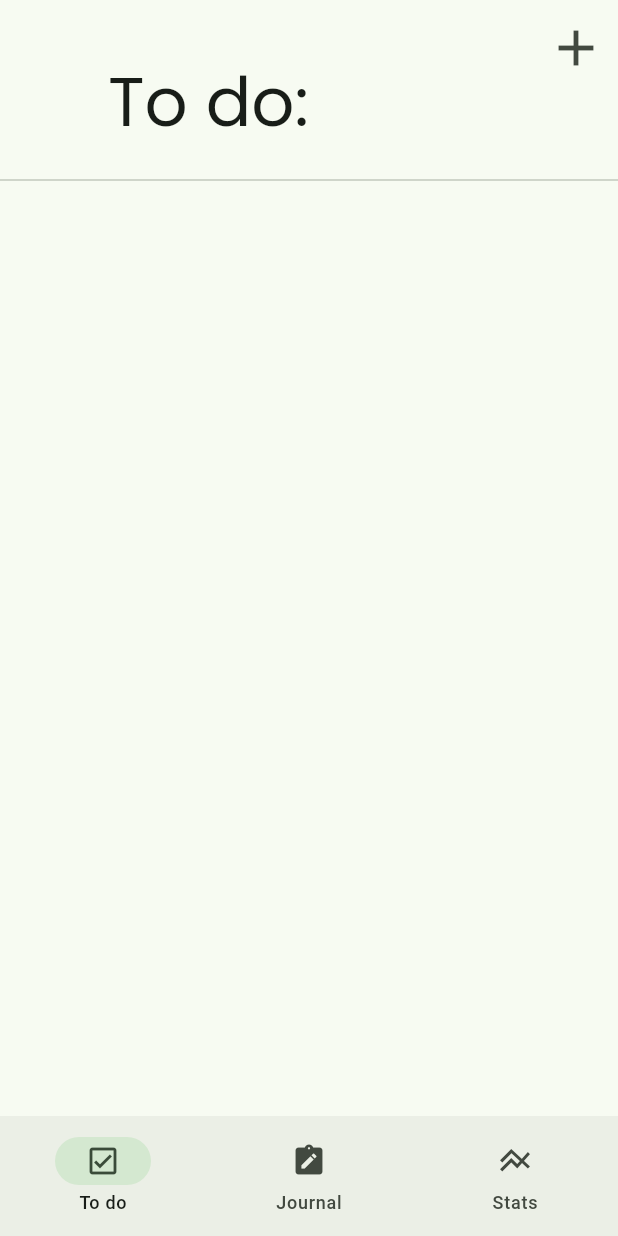
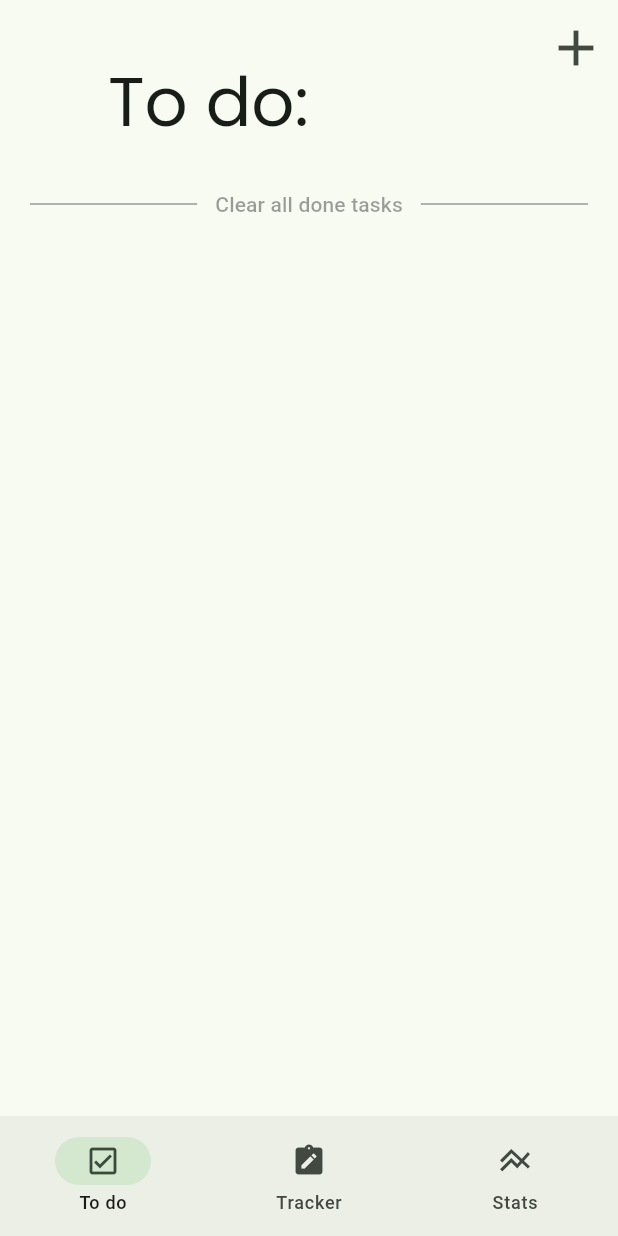
Before and after one commit to tmrzc/daily_organiser, a Flutter app: the screen it shows after launch, on a phone screen of 412 x 824 dp. Run offline on Flutter 3.47's test engine with Material 2 defaults, Android fonts, the phone set to English and light mode, and no system bars; our stand-ins replace google_fonts.

Commit message:
separating files and adding new functions

```diff
--- a/lib/main.dart
+++ b/lib/main.dart
@@ -1,8 +1,10 @@
+import 'package:daily_organiser/screens/statsscreen.dart';
 import 'package:flutter/material.dart';
 import 'package:provider/provider.dart';
 import 'package:google_fonts/google_fonts.dart';
 import 'dart:async';
 import 'screens/todoscreen.dart';
+import 'screens/trackerscreen.dart';
 
 void main() {
   runApp(const MyApp());
@@ -50,9 +52,15 @@ class MyAppState extends ChangeNotifier {
 
   // FINISHING A TASK AND DELETING IT FROM TO DO'S
   void switchListsTodo(List fromList, List toList, var switchingTask, int idx) {
-    toList.insert(0, switchingTask);
+    //toList.insert(0, switchingTask);
+    toList.add(switchingTask);
     fromList.removeAt(idx);
 
+    notifyListeners();
+  }
+
+  void clearlist(var listtoclear) {
+    listtoclear.clear();
     notifyListeners();
   }
 }
@@ -88,7 +96,7 @@ class _MyHomePageState extends State<MyHomePage> {
           ),
           NavigationDestination(
             icon: Icon(Icons.note_alt),
-            label: 'Journal',
+            label: 'Tracker',
           ),
           NavigationDestination(
             icon: Icon(Icons.line_axis_outlined),
@@ -98,16 +106,8 @@ class _MyHomePageState extends State<MyHomePage> {
       ),
       body: <Widget>[
         TodoListScreen(theme: theme),
-        Container(
-          color: Colors.green,
-          alignment: Alignment.center,
-          child: const Text('Page 2'),
-        ),
-        Container(
-          color: Colors.blue,
-          alignment: Alignment.center,
-          child: const Text('Page 3'),
-        ),
+        TrackerScreen(theme: theme),
+        StatisticsScreen(theme: theme),
       ][currentPageIndex],
     );
   }
--- a/lib/screens/todoscreen.dart
+++ b/lib/screens/todoscreen.dart
@@ -79,19 +79,19 @@ class _TodoListScreenState extends State<TodoListScreen> {
                     child: ListTile(
                       title: Text('${_TodoList[index][1]['title']}'),
                       leading: Checkbox(
+                        fillColor: MaterialStateProperty.resolveWith(getColor),
                         value: _TodoList[index][0],
                         onChanged: (bool? value) {
                           setState(() {
                             _TodoList[index][0] = value!;
-                            Timer(Duration(milliseconds: 1000), () {});
+                            Timer(Duration(milliseconds: 250), () {
                               appState.switchListsTodo(
                                 _TodoList,
                                 _doneList,
                                 _TodoList[index],
                                 index,
                               );
-                            //print(appState.TodoList);
-                            //print(appState.DoneList);
+                            });
                           });
                         },
                       ),
@@ -102,22 +102,19 @@ class _TodoListScreenState extends State<TodoListScreen> {
                       });
                     },
                   ),
-                  const Divider(
+                  /*const Divider(
                     height: 0,
                     indent: 20,
                     endIndent: 20,
-                  ),
+                  ),*/
                 ],
               );
             },
             childCount: _TodoList.length,
           ),
         ),
-        SliverList(
-          delegate: SliverChildListDelegate([
-            const Divider(),
-          ]),
-        ),
+
+        DividerWithButton(appState, _doneList),
 
         // DONE TASKS PART OF THE LIST
         SliverList(
@@ -139,8 +136,9 @@ class _TodoListScreenState extends State<TodoListScreen> {
                     child: ListTile(
                       title: Text(
                         '${_doneList[index][1]['title']}',
-                        style: const TextStyle(
+                        style: TextStyle(
                           decoration: TextDecoration.lineThrough,
+                          color: widget.theme.disabledColor,
                         ),
                       ),
                       leading: Checkbox(
@@ -149,15 +147,14 @@ class _TodoListScreenState extends State<TodoListScreen> {
                         onChanged: (bool? value) {
                           setState(() {
                             _doneList[index][0] = value!;
-                            Timer(Duration(milliseconds: 1000), () {});
+                            Timer(Duration(milliseconds: 250), () {
                               appState.switchListsTodo(
                                 _doneList,
                                 _TodoList,
                                 _doneList[index],
                                 index,
                               );
-                            //print(appState.TodoList);
-                            //print(appState.DoneList);
+                            });
                           });
                         },
                       ),
@@ -168,11 +165,11 @@ class _TodoListScreenState extends State<TodoListScreen> {
                       });
                     },
                   ),
-                  const Divider(
+                  /*const Divider(
                     height: 0,
                     indent: 20,
                     endIndent: 20,
-                  ),
+                  ),*/
                 ],
               );
             },
@@ -180,6 +177,47 @@ class _TodoListScreenState extends State<TodoListScreen> {
           ),
         ),
       ],
+    );
+  }
+
+  SliverList DividerWithButton(MyAppState appState, List<dynamic> _doneList) {
+    return SliverList(
+      delegate: SliverChildListDelegate([
+        Padding(
+          padding: const EdgeInsets.fromLTRB(20, 0, 20, 0),
+          child: Row(
+            children: <Widget>[
+              Expanded(
+                child: Container(
+                  height: 1,
+                  width: 40,
+                  color: widget.theme.disabledColor,
+                ),
+              ),
+              TextButton(
+                onPressed: () {
+                  setState(() {
+                    appState.clearlist(_doneList);
+                  });
+                },
+                child: Text(
+                  'Clear all done tasks',
+                  style: TextStyle(
+                    color: widget.theme.disabledColor,
+                  ),
+                ),
+              ),
+              Expanded(
+                child: Container(
+                  height: 1,
+                  width: 40,
+                  color: widget.theme.disabledColor,
+                ),
+              ),
+            ],
+          ),
+        ),
+      ]),
     );
   }
 }
```
Also changed, not shown: lib/screens/statsscreen.dart (added, +52 -0 lines), lib/screens/trackerscreen.dart (added, +53 -0 lines). Lines whose indentation alone changed are shown as unchanged.
